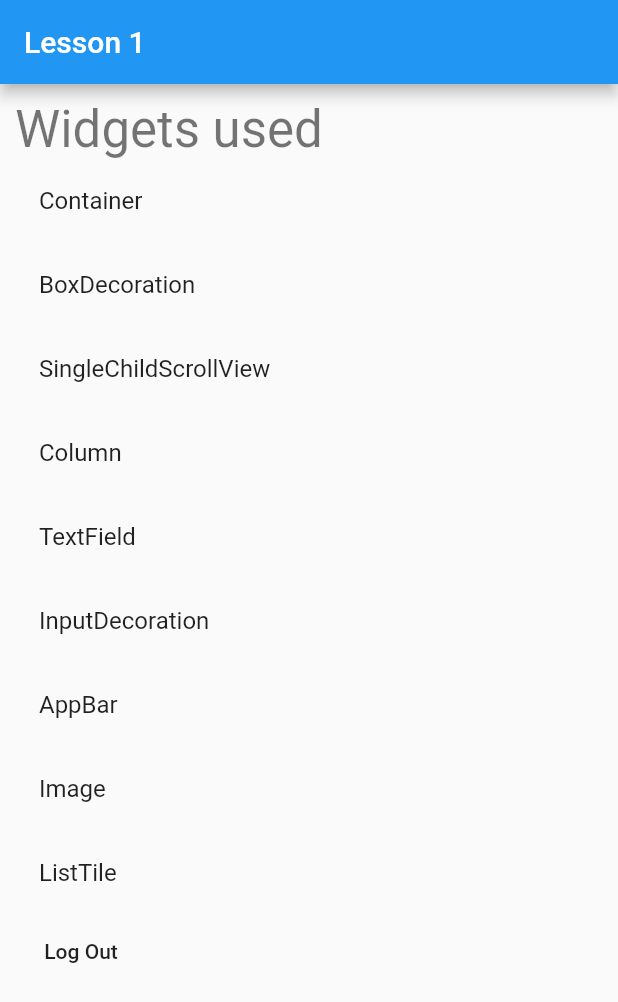
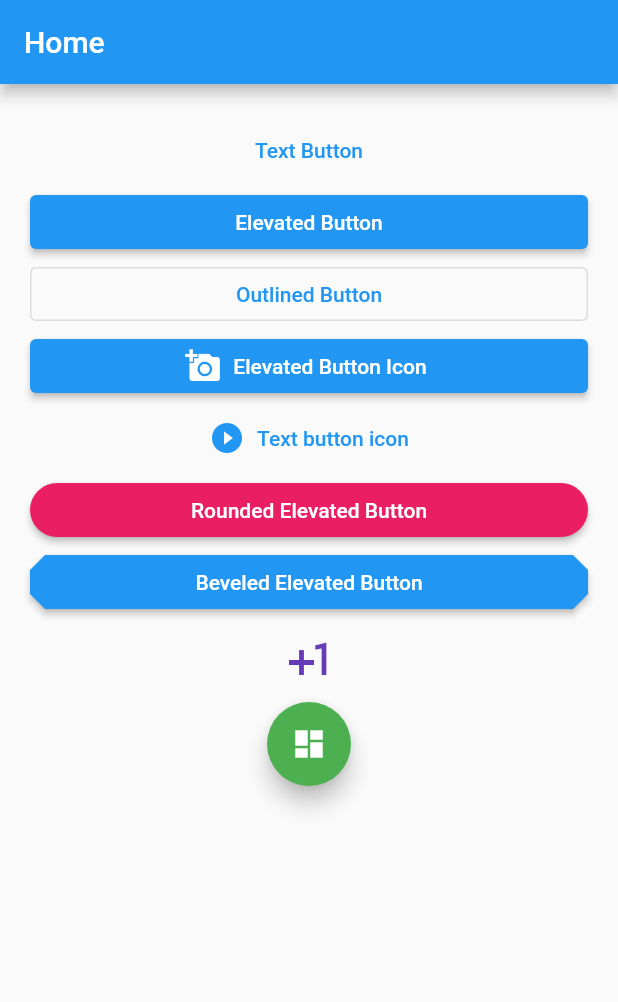
Before and after one commit to iostream6/dart-learning-samples, a Flutter app: the screen it shows after launch, after a tap on "Login", on a phone screen of 412 x 824 dp. Shown: the top 1002 px of the screen. Run offline on Flutter 3.47's test engine with Material 2 defaults, Android fonts, the phone set to English and light mode, and no system bars; our stand-ins replace shared_preferences.

Commit message:
Replaced deprecated widgets

```diff
--- a/Flutter_Personal_Information_Manager/Version_One/lib/views/login_view.dart
+++ b/Flutter_Personal_Information_Manager/Version_One/lib/views/login_view.dart
@@ -1,11 +1,14 @@
 import 'package:flutter/material.dart';
 import 'secured/home_view.dart';
+import '../services/services.dart';
 
 final String logo = "assets/images/logo.png";
+bool accountIsSetup = false;
 
 class LoginView extends StatelessWidget {
   @override
   Widget build(BuildContext context) {
+    _checkAccount();
     return Scaffold(
       //appBar: null,
       backgroundColor: Colors.white,
@@ -15,14 +18,14 @@ class LoginView extends StatelessWidget {
           padding: EdgeInsets.all(20.0),
           child: Column(children: <Widget>[
             SizedBox(
-              height: 30.0,
+              height: 100.0,
             ),
             Image.asset(
               logo,
               height: 100,
             ),
             SizedBox(
-              height: 30.0,
+              height: 60.0,
             ),
             //
             TextField(
@@ -40,31 +43,44 @@ class LoginView extends StatelessWidget {
             ),
             SizedBox(
               width: double.infinity,
-              child: RaisedButton(
-                padding: EdgeInsets.symmetric(vertical: 10.0),
-                color: Theme.of(context).primaryColor,
+              child: ElevatedButton(
+                style: ElevatedButton.styleFrom(padding: EdgeInsets.symmetric(vertical: 10.0)),
+                //color: Theme.of(context).primaryColor,
                 onPressed: () {
-                  Navigator.pushReplacement(context, MaterialPageRoute(
-                    builder: (BuildContext context)=>HomeView()
-                  ));
+                  Navigator.pushReplacement(context, MaterialPageRoute(builder: (BuildContext context) => HomeView()));
                 },
                 child: Text("Login", style: TextStyle(color: Colors.white, fontSize: 20.0)),
               ),
             ),
-            MaterialButton(
+            SizedBox(
+              width: double.infinity,
+              child: Visibility(
+                child: OutlinedButton(
                   onPressed: () {
                     Navigator.push(context, MaterialPageRoute(builder: (BuildContext context) => SignupView()));
                   },
-              child: Text("Not a member yet? Create Account", style: TextStyle(color: Colors.blue)),
-            )
+                  child: Text("Not set up yet? Create Account", style: TextStyle(color: Colors.blue)),
+                ),
+                visible: !accountIsSetup,
+              ),
+            ),
           ]),
         ),
       ),
     );
   }
+
+  _checkAccount() async {
+    accountIsSetup = await hasAccount();
+  }
 }
 
 class SignupView extends StatelessWidget {
+  final _fullnameTextController = TextEditingController();
+  final _emailTextController = TextEditingController();
+  final _password2TextController = TextEditingController();
+  final _passwordTextController = TextEditingController();
+
   @override
   Widget build(BuildContext context) {
     return Scaffold(
@@ -81,12 +97,14 @@ class SignupView extends StatelessWidget {
                 padding: EdgeInsets.all(20.0),
                 child: Column(children: <Widget>[
                   TextField(
+                    controller: _fullnameTextController,
                     decoration: InputDecoration(border: OutlineInputBorder(), hintText: "Full Name", prefixIcon: Icon(Icons.face), fillColor: Colors.white54, filled: true),
                   ),
                   SizedBox(
                     height: 10.0,
                   ),
                   TextField(
+                    controller: _emailTextController,
                     decoration: InputDecoration(border: OutlineInputBorder(), hintText: "Email address", prefixIcon: Icon(Icons.alternate_email), fillColor: Colors.white54, filled: true),
                   ),
                   SizedBox(
@@ -94,6 +112,7 @@ class SignupView extends StatelessWidget {
                   ),
                   TextField(
                     obscureText: true,
+                    controller: _passwordTextController,
                     decoration: InputDecoration(border: OutlineInputBorder(), hintText: "Password", prefixIcon: Icon(Icons.vpn_key), fillColor: Colors.white54, filled: true),
                   ),
                   SizedBox(
@@ -101,6 +120,7 @@ class SignupView extends StatelessWidget {
                   ),
                   TextField(
                     obscureText: true,
+                    controller: _password2TextController,
                     decoration: InputDecoration(border: OutlineInputBorder(), hintText: "Confirm Password", prefixIcon: Icon(Icons.vpn_key), fillColor: Colors.white54, filled: true),
                   ),
                   SizedBox(
@@ -108,20 +128,41 @@ class SignupView extends StatelessWidget {
                   ),
                   SizedBox(
                     width: double.infinity,
-                    child: RaisedButton(
-                      padding: EdgeInsets.symmetric(vertical: 10.0),
-                      color: Theme.of(context).primaryColor,
+                    child: ElevatedButton(
+                      style: ElevatedButton.styleFrom(padding: EdgeInsets.symmetric(vertical: 10.0)),
+                      //color: Theme.of(context).primaryColor,
                       onPressed: () {
+                        // String errorMessage = null;
+                        // if (_passwordTextController.text != _password2TextController.text) {
+                        //   errorMessage = 'Passwords do not match!';
+                        // }
+                        // if (_fullnameTextController.text == null || _fullnameTextController.text.length == 0) {
+                        //   errorMessage = 'Fullname must be provided!';
+                        // }
+
+                        // if (_passwordTextController.text == _password2TextController.text) {
+                        //   createAccount(_fullnameTextController.text, _emailTextController.text, _passwordTextController.text).then((success) {
+                        //     if (success) {
                               Navigator.pushReplacement(context, MaterialPageRoute(builder: (BuildContext context) => HomeView()));
+                        //     }
+                        //   });
+                        // } else {
+                        //   print('Passwords do not match!');
+                        // }
+
+                        //
                       },
                       child: Text("Signup", style: TextStyle(color: Colors.white, fontSize: 20.0)),
                     ),
                   ),
-                  MaterialButton(
+                  SizedBox(
+                    width: double.infinity,
+                    child: OutlinedButton(
                       onPressed: () {
                         Navigator.pop(context);
                       },
                       child: Text("Already a member? Login", style: TextStyle(color: Colors.blue)),
+                    ),
                   )
                 ]))));
   }
--- a/Flutter_Personal_Information_Manager/Version_One/lib/views/secured/home_view.dart
+++ b/Flutter_Personal_Information_Manager/Version_One/lib/views/secured/home_view.dart
@@ -6,27 +6,102 @@ class HomeView extends StatelessWidget {
   Widget build(BuildContext context) {
     return Scaffold(
         appBar: AppBar(
-          title: Text("Lesson 1"),
+          title: Text("Home"),
         ),
-        body: Container(child: SingleChildScrollView(padding: EdgeInsets.all(10.0), child: Column(crossAxisAlignment: CrossAxisAlignment.start,
-        children: <Widget>[Text("Widgets used", style: Theme.of(context).textTheme.headline4,),
-              ListTile(title: Text("Container")),
-              ListTile(title: Text("BoxDecoration")),
-              ListTile(title: Text("SingleChildScrollView")),
-              ListTile(title: Text("Column")),
-              ListTile(title: Text("TextField")),
-              ListTile(title: Text("InputDecoration")),
-              ListTile(title: Text("AppBar")),
-              ListTile(title: Text("Image")),
-              ListTile(title: Text("ListTile")),
-              MaterialButton(
-                onPressed: (){
+        body: Container(
+          padding: EdgeInsets.all(10.0),
+          child: ListView(
+            padding: EdgeInsets.all(10.0),
+            children: <Widget>[
+              TextButton(
+                //style: TextButton.styleFrom(backgroundColor: Colors.red),
+                child: Text("Text Button"),
+                onPressed: () {
+                  //print("flat button pressed");
+                },
+              ),
+              ElevatedButton(
+                child: Text("Elevated Button"),
+                //color: Colors.green,
+                onPressed: () {
+                  //print("Elevated button pressed");
+                },
+              ),
+              OutlinedButton(
+                child: Text("Outlined Button"),
+                //color: Colors.deepOrange,
+                onPressed: () {
+                  print("material button presse");
+                },
+              ),
+              ElevatedButton.icon(
+                icon: Icon(Icons.add_a_photo),
+                onPressed: () {
+                  //print("Elevated button with icon pressed");
+                },
+                label: Text('Elevated Button Icon'),
+              ),
+              TextButton.icon(
+                label: Text("Text button icon"),
+                icon: Icon(Icons.play_circle_filled),
+                onPressed: () {
+                  //print("Flat button with icon pressed");
+                },
+              ),
+              ElevatedButton(
+                style: ElevatedButton.styleFrom(primary: Colors.pink, shape: RoundedRectangleBorder(borderRadius: BorderRadius.circular(20.0))),
+                child: Text("Rounded Elevated Button"),
+                onPressed: () {
+                  //print("Rounded raised button pressed");
+                },
+              ),
+              ElevatedButton(
+                style: ElevatedButton.styleFrom(primary: Colors.blue, shape: BeveledRectangleBorder(borderRadius: BorderRadius.circular(10.0)),),
+                child: Text("Beveled Elevated Button"),
+                onPressed: () {
+                  //print("Beveled raised button pressed");
+                },
+              ),
+              IconButton(
+                color: Colors.deepPurple,
+                iconSize: 40.0,
+                icon: Icon(Icons.plus_one),
+                onPressed: () {
+                  print("Icon button pressed");
+                },
+              ),
+              FloatingActionButton(
+                child: Icon(Icons.dashboard),
+                backgroundColor: Colors.green,
+                onPressed: () {
+                  //print("floating action button 2 pressed");
                   Navigator.pushReplacement(context, MaterialPageRoute(
-                    builder: (BuildContext context)=>LoginView()
-                  ));
+                       builder: (BuildContext context)=>LoginView()
+                     ));
                 },
-                child: Text("Log Out"),
               )
-              ]))));
+            ],
+          ),
+          // Column(crossAxisAlignment: CrossAxisAlignment.start,
+          // children: <Widget>[Text("Widgets used", style: Theme.of(context).textTheme.headline4,),
+          //       ListTile(title: Text("Container")),
+          //       ListTile(title: Text("BoxDecoration")),
+          //       ListTile(title: Text("SingleChildScrollView")),
+          //       ListTile(title: Text("Column")),
+          //       ListTile(title: Text("TextField")),
+          //       ListTile(title: Text("InputDecoration")),
+          //       ListTile(title: Text("AppBar")),
+          //       ListTile(title: Text("Image")),
+          //       ListTile(title: Text("ListTile")),
+          //       MaterialButton(
+          //         onPressed: (){
+          //           Navigator.pushReplacement(context, MaterialPageRoute(
+          //             builder: (BuildContext context)=>LoginView()
+          //           ));
+          //         },
+          //         child: Text("Log Out"),
+          //       )
+          //       ])
+        ));
   }
 }
```
Also changed, not shown: Flutter_Personal_Information_Manager/Version_One/pubspec.lock, 1 other file. Lines whose indentation alone changed are shown as unchanged.
